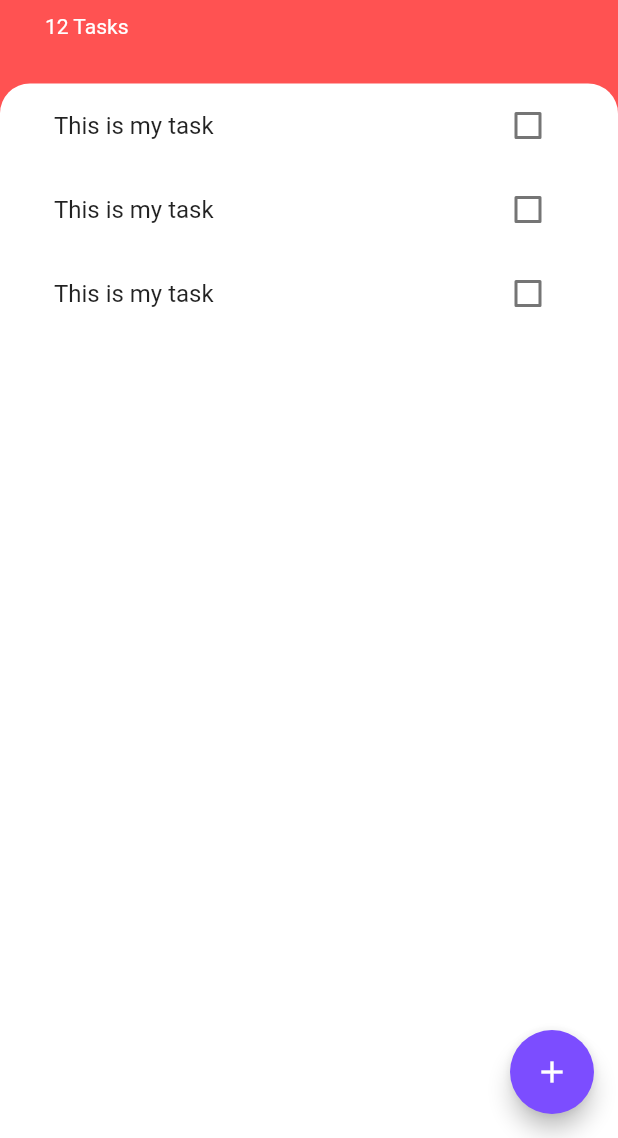
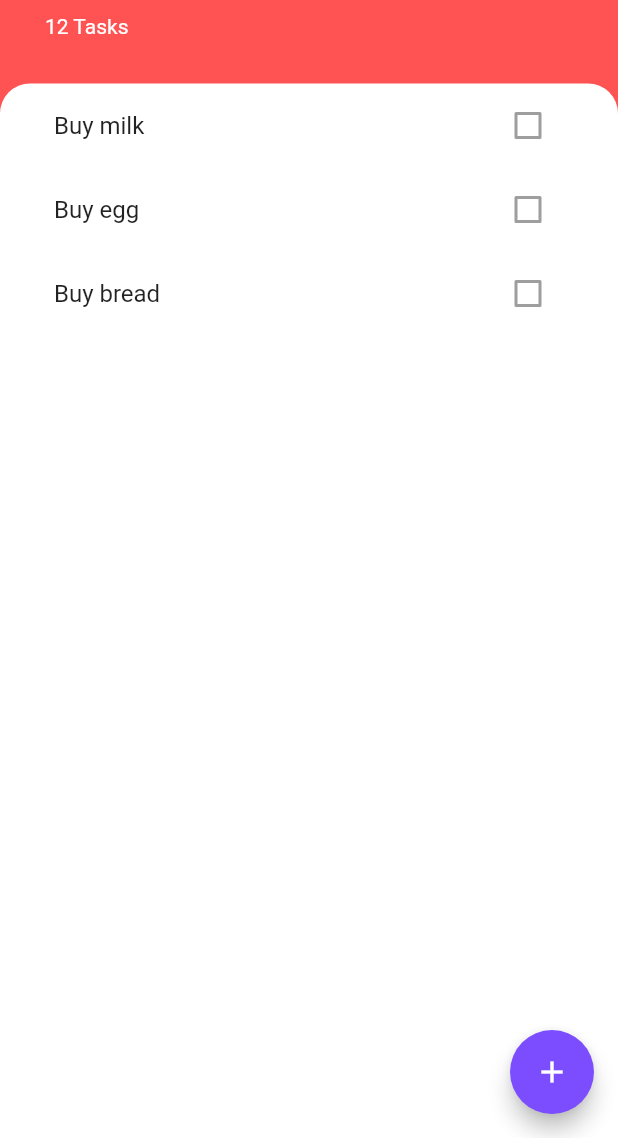
Before and after one commit to simplyJC/sample_flutter, a Flutter app: the screen it shows after launch, on a phone screen of 412 x 824 dp, the part 98-1236 px from its top. Run offline on Flutter 3.47's test engine with Material 2 defaults, Android fonts, the phone set to English and light mode, and no system bars.

Commit message:
changing it to dynamic

```diff
--- /dev/null
+++ b/lib/models/my_task.dart
@@ -0,0 +1,12 @@
+
+class MyTask {
+  final String mynametask;
+  bool myIsDone;
+
+  MyTask ({this.mynametask, this.myIsDone = false});
+
+   void toggleDone (){
+     myIsDone = !myIsDone;
+   }
+
+}
--- a/lib/screens/add_task_mbottomsheet.dart
+++ b/lib/screens/add_task_mbottomsheet.dart
@@ -15,14 +15,20 @@ class AddTaskMBottomSheet extends StatelessWidget {
           )
         ),
         child: Column(
+
           children: <Widget> [
+
             Text ('Add New Task',
             style: TextStyle(
               fontSize: 30.0,
               color: Colors.redAccent,
+
             )
               ,),
-            TextField(),
+            TextField(
+              autofocus: true,
+              textAlign: TextAlign.center,
+            ),
             FlatButton(onPressed: null, child: null)
           ],
         ),
--- a/lib/widgets/mylist_tile.dart
+++ b/lib/widgets/mylist_tile.dart
@@ -1,42 +1,30 @@
 
 import 'package:flutter/material.dart';
-class MyListTile extends StatefulWidget {
+class MyListTile extends StatelessWidget {
 
-  @override
-  _MyListTileState createState() => _MyListTileState();
-}
 
-class _MyListTileState extends State<MyListTile> {
-  bool isCheck = false;
-//this is a callback
-  void callbackOfCheckbox (bool myCheckboxState) {
-      setState(() {
-        isCheck = myCheckboxState;
-      });
-}
+   final bool isCheck ;
+   final String myTaskTitle;
+   MyListTile ({this.isCheck, this.myTaskTitle});
 
   @override
   Widget build(BuildContext context) {
     return ListTile(
-      title: Text ('This is my task',
+      title: Text (myTaskTitle,
         style:  TextStyle(decoration: isCheck? TextDecoration.lineThrough:null),
       ),
-      trailing: MyCheckbox(checkboxState: isCheck, toggleMyCheckboxState: callbackOfCheckbox),
+      trailing: Checkbox(
+          activeColor: Colors.redAccent,
+          value: isCheck,
+          // checkboxState: isCheck,
+
+      ),
     );
   }
 }
-
-class MyCheckbox extends StatelessWidget {
-final bool checkboxState;
-final Function toggleMyCheckboxState;
-MyCheckbox({this.checkboxState, this.toggleMyCheckboxState});
-  @override
-  Widget build(BuildContext context) {
-    return Checkbox(
-      value: checkboxState,
-      activeColor: Colors.redAccent,
-      onChanged:toggleMyCheckboxState,
-    );
-
-  }
-}
+//using callback anonimously
+// (bool myCheckboxState) {
+// setState(() {
+// isCheck = myCheckboxState;
+// });
+// }
--- a/lib/widgets/mylist_view.dart
+++ b/lib/widgets/mylist_view.dart
@@ -1,15 +1,29 @@
 import 'package:flutter/material.dart';
 import 'package:sample_flutter/widgets/mylist_tile.dart';
+import 'package:sample_flutter/models/my_task.dart';
 
-class MyListView extends StatelessWidget {
+class MyListView extends StatefulWidget {
+  @override
+  _MyListViewState createState() => _MyListViewState();
+}
+
+class _MyListViewState extends State<MyListView> {
+  List<MyTask> myTask = [
+    MyTask(mynametask: 'Buy milk'),
+    MyTask(mynametask: 'Buy egg'),
+    MyTask(mynametask: 'Buy bread'),
+
+  ];
+
   @override
   Widget build(BuildContext context) {
-    return ListView (
-      children: <Widget> [
-        MyListTile(),
-        MyListTile(),
-        MyListTile(),
-      ],
+    return ListView.builder(itemBuilder: (context, index) {
+      return MyListTile(
+        myTaskTitle: myTask[index].mynametask,
+        isCheck: myTask[index].myIsDone,
+      );
+    },
+      itemCount: myTask.length,
     );
   }
 }
```
